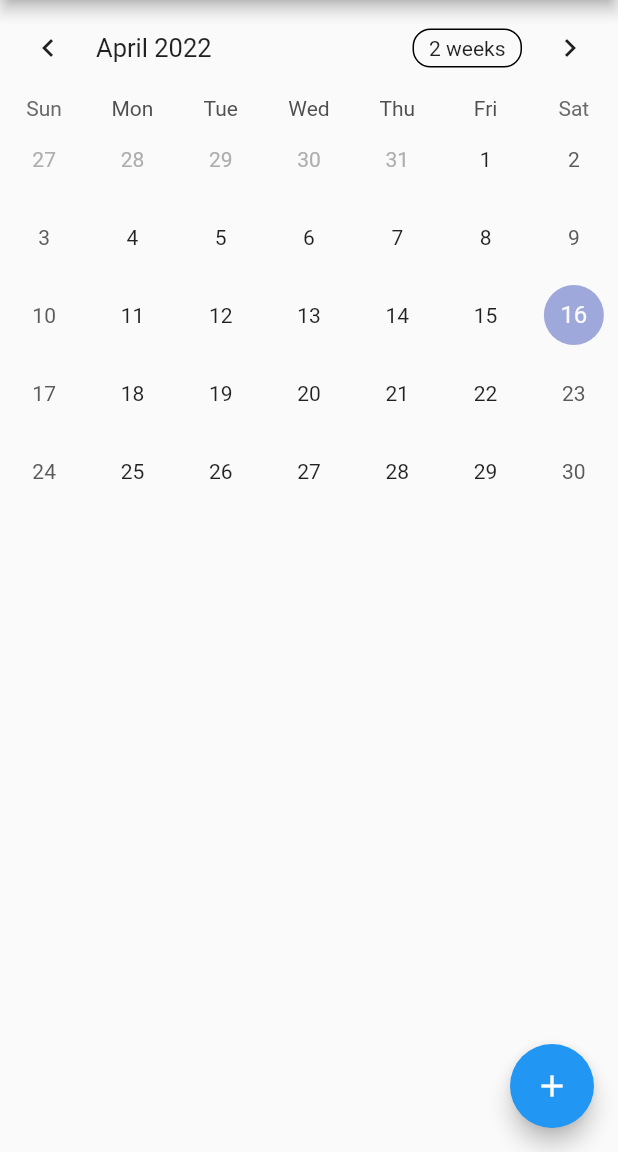
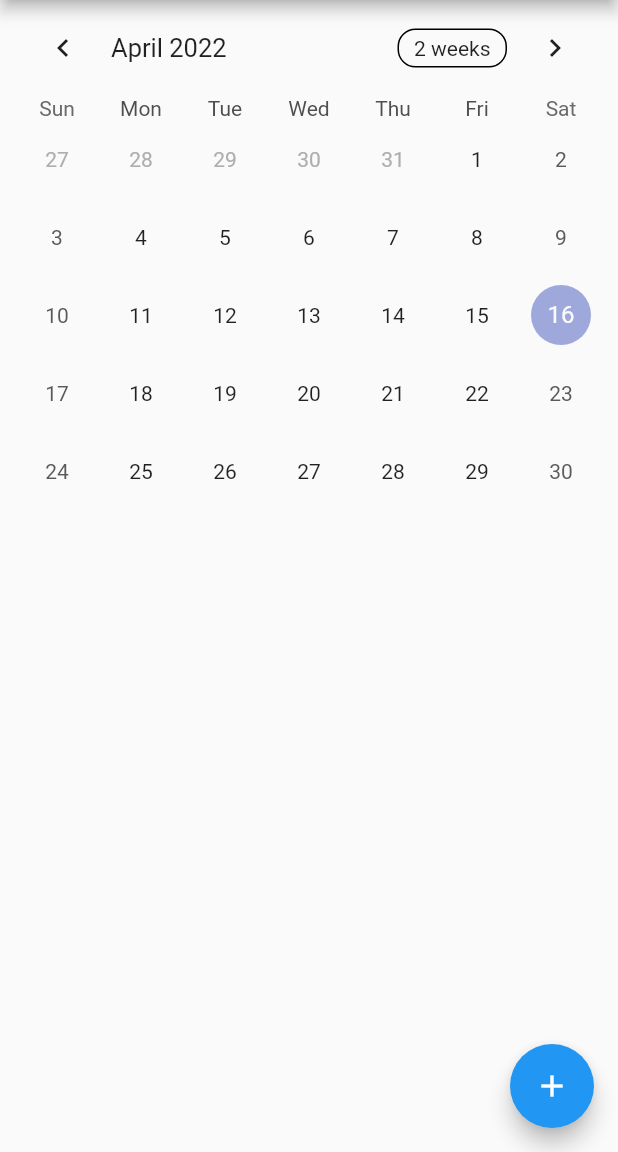
Before and after one commit to ChoiHyunjin/CalendarInFlutter, a Flutter app: the screen it shows after launch, on a phone screen of 412 x 824 dp, the part 84-1236 px from its top. Run offline on Flutter 3.47's test engine with Material 2 defaults, Android fonts, the phone set to English and light mode, and no system bars; drawn by our look-alikes of table_calendar.

Commit message:
[캘린더 화면] ui 여백 추가

```diff
--- a/lib/main.dart
+++ b/lib/main.dart
@@ -77,12 +77,9 @@ class _MyHomePageState extends State<MyHomePage> {
         // the App.build method, and use it to set our appbar title.
         title: Text(widget.title),
       ),
-      body: Calendar(
-        // onDaySelected: (selectedDay, focusedDay){
-        //   setState(() {
-        //
-        //   });
-        // },
+      body: Container(
+        child: const Calendar(),
+        padding: const EdgeInsets.fromLTRB(10, 0, 10, 60),
       ),
       floatingActionButton: FloatingActionButton(
         onPressed: _incrementCounter,
```
